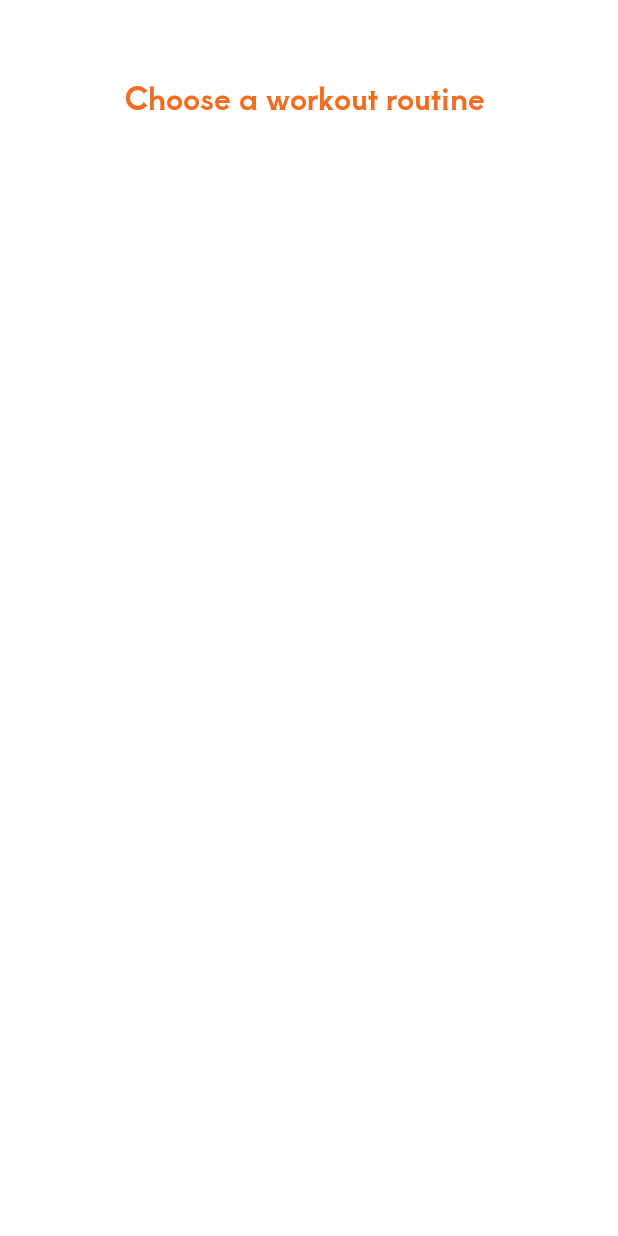
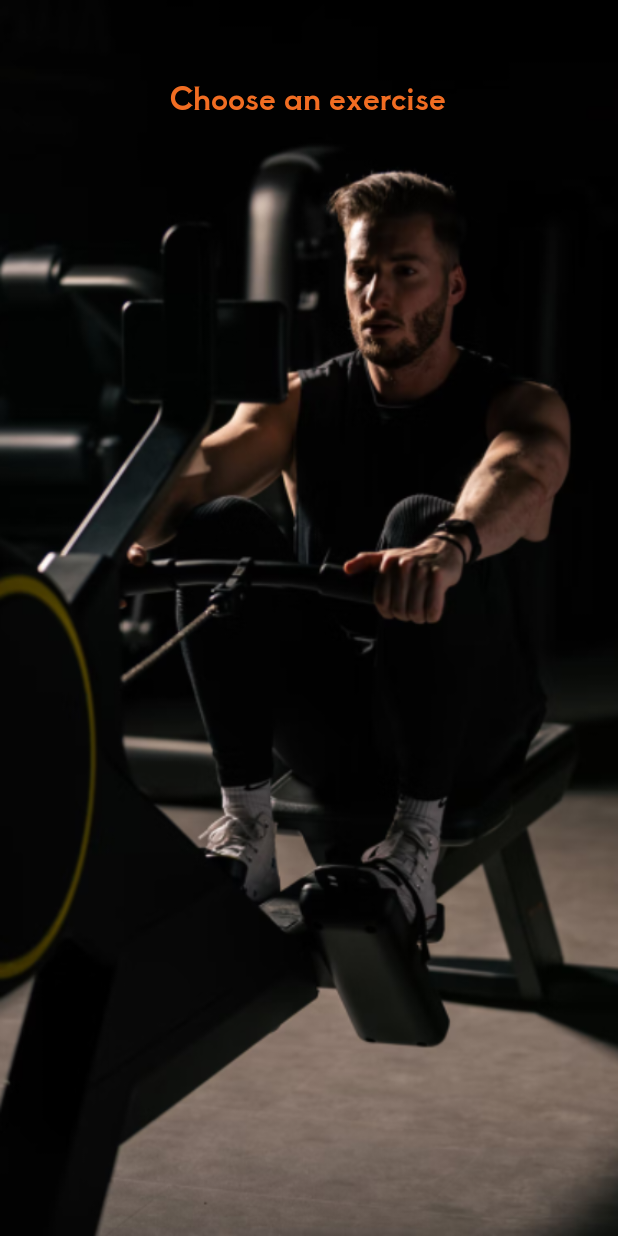
Before and after one commit to vasMil/GymBuddy, an Android app: the layout choose_exercise_boundary.xml on its own in the app's theme, with its tools: preview values and no code run, on a phone screen of 412 x 824 dp. Run offline under Robolectric (Android 15) with nearby library versions, the phone set to English and light mode, and no system bars.

Commit message:
Adds second boundary

```diff
--- a/UI_kotlin/MyApplication/app/src/main/AndroidManifest.xml
+++ b/UI_kotlin/MyApplication/app/src/main/AndroidManifest.xml
@@ -17,6 +17,10 @@
                 <category android:name="android.intent.category.LAUNCHER" />
             </intent-filter>
         </activity>
+
+        <activity android:name=".ChooseExerciseBoundary">
+
+        </activity>
     </application>
 
 </manifest>
--- a/UI_kotlin/MyApplication/app/src/main/java/com/example/myapplication/Exercise.kt
+++ b/UI_kotlin/MyApplication/app/src/main/java/com/example/myapplication/Exercise.kt
@@ -1,8 +1,10 @@
 package com.example.myapplication
+
+import java.io.Serializable
 
 class Exercise(
     name: String, sets: Int, reps: Int, minLevel: UserLevel
-) {
+) : Serializable {
     var name = name
     var minLevel = minLevel
     var maxWeight: Int? = null
--- a/UI_kotlin/MyApplication/app/src/main/java/com/example/myapplication/ExerciseCategory.kt
+++ b/UI_kotlin/MyApplication/app/src/main/java/com/example/myapplication/ExerciseCategory.kt
@@ -1,8 +1,10 @@
 package com.example.myapplication
 
-interface ExerciseCategory {
+import java.io.Serializable
+
+interface ExerciseCategory : Serializable{
     var name: String
-    var exercises: MutableList<Exercise>?
+    var exercises: MutableList<Exercise>
     var image: Int
 
     fun getExercise(weight: Int, height: Int, level: UserLevel): Exercise?
--- a/UI_kotlin/MyApplication/app/src/main/res/layout/choose_category_boundary.xml
+++ b/UI_kotlin/MyApplication/app/src/main/res/layout/choose_exercise_boundary.xml
@@ -2,59 +2,50 @@
 <androidx.constraintlayout.widget.ConstraintLayout xmlns:android="http://schemas.android.com/apk/res/android"
     xmlns:app="http://schemas.android.com/apk/res-auto"
     xmlns:tools="http://schemas.android.com/tools"
-    android:id="@+id/chooseCategoryLayout"
+    android:id="@+id/chooseExercise"
     android:layout_width="match_parent"
     android:layout_height="match_parent"
-    android:layout_gravity="center"
-    android:orientation="vertical"
-    app:layout_constraintBottom_toBottomOf="parent"
-    app:layout_constraintEnd_toEndOf="parent"
-    app:layout_constraintStart_toStartOf="parent">
-
-    <androidx.appcompat.widget.AppCompatTextView
-        android:id="@+id/action_bar"
-        android:layout_width="wrap_content"
-        android:layout_height="wrap_content"
-        android:gravity="center"
-        android:textColor="@color/black"
-        app:layout_constraintEnd_toStartOf="parent"
-        app:layout_constraintStart_toStartOf="parent"
-        app:layout_constraintTop_toTopOf="parent" />
+    android:background="@drawable/pull2_img"
+    android:orientation="vertical">
 
     <TextView
-        android:id="@+id/choose_a_workout"
-        android:layout_width="245dp"
-        android:layout_height="26dp"
-        android:layout_marginStart="83dp"
-        android:layout_marginLeft="83dp"
+        android:id="@+id/choose_exercise"
+        android:layout_width="200dp"
+        android:layout_height="wrap_content"
+        android:layout_marginStart="105dp"
+        android:layout_marginLeft="105dp"
         android:layout_marginTop="50dp"
-        android:layout_marginEnd="83dp"
-        android:layout_marginRight="83dp"
+        android:layout_marginEnd="105dp"
+        android:layout_marginRight="105dp"
         android:fontFamily="@font/aoboshi_one_regular"
-        android:text="@string/choose"
+        android:text="@string/choose2"
+        android:textAlignment="center"
         android:textColor="@color/main_color"
         android:textSize="20sp"
         app:layout_constraintEnd_toEndOf="parent"
+        app:layout_constraintHorizontal_bias="0.0"
         app:layout_constraintStart_toStartOf="parent"
         app:layout_constraintTop_toTopOf="parent" />
 
     <androidx.core.widget.NestedScrollView
+        android:id="@+id/exercises"
         android:layout_width="409dp"
         android:layout_height="wrap_content"
+        android:fillViewport="true"
         android:paddingTop="70dp"
-        android:fillViewport="true"
         app:layout_constraintBottom_toBottomOf="parent"
         app:layout_constraintEnd_toEndOf="parent"
         app:layout_constraintHorizontal_bias="0.0"
         app:layout_constraintStart_toStartOf="parent"
-        app:layout_constraintTop_toBottomOf="@+id/choose_a_workout"
+        app:layout_constraintTop_toBottomOf="@+id/choose_exercise"
         tools:ignore="SpeakableTextPresentCheck">
 
         <LinearLayout
-            android:id="@+id/categoryScrollView"
+            android:id="@+id/exerciseScrollView"
             android:layout_width="match_parent"
             android:layout_height="wrap_content"
             android:orientation="vertical" />
     </androidx.core.widget.NestedScrollView>
 
+
 </androidx.constraintlayout.widget.ConstraintLayout>
--- a/UI_kotlin/MyApplication/app/src/main/res/values/strings.xml
+++ b/UI_kotlin/MyApplication/app/src/main/res/values/strings.xml
@@ -1,5 +1,5 @@
 <resources>
-    <string name="app_name">My Application</string>
+    <string name="app_name">GymBuddy</string>
     <string name="welcome">Welcome to GYMBUDDY</string>
     <string name="comp">Your personal training companion</string>
     <string name="login">Log in</string>
```
Also changed, not shown: UI_kotlin/MyApplication/app/src/main/java/com/example/myapplication/Arms.kt (+12 -10 lines), UI_kotlin/MyApplication/app/src/main/java/com/example/myapplication/Chest.kt (+13 -12 lines), UI_kotlin/MyApplication/app/src/main/java/com/example/myapplication/ChooseCategoryBoundary.kt (+28 -7 lines), UI_kotlin/MyApplication/app/src/main/java/com/example/myapplication/ChooseExerciseBoundary.kt (added, +51 -0 lines), UI_kotlin/MyApplication/app/src/main/java/com/example/myapplication/Legs.kt (+11 -9 lines), UI_kotlin/MyApplication/app/src/main/res/layout/workout_pull.xml (deleted, +0 -136 lines).
